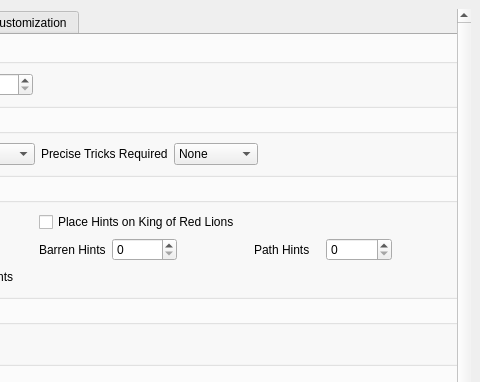
Above: wwr_ui/randomizer_window.ui from Aelire/wwrando before the change; both pictures show x 425 to 905 and y 0 to 382 of the 905 by 744 pixel window. Below: the same form after it.
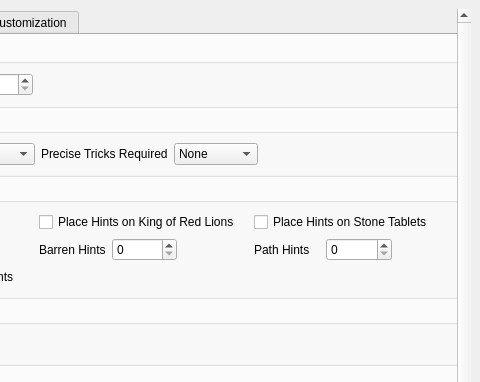
That is the form after the change. The open tabs and pages were chosen to show the change. Custom widgets are drawn as their Qt base class.

Commit message: Add stone tablet hints

The edit to the form file:
```diff
--- a/wwr_ui/randomizer_window.ui
+++ b/wwr_ui/randomizer_window.ui
@@ -1158,6 +1158,16 @@
                  </item>
                 </layout>
                </item>
+               <item row="4" column="3">
+                <widget class="QCheckBox" name="stone_tablet_hints">
+                 <property name="text">
+                  <string>Place Hints on Stone Tablets</string>
+                 </property>
+                 <property name="checked">
+                  <bool>false</bool>
+                 </property>
+                </widget>
+               </item>
               </layout>
              </widget>
             </item>
```
The commit also changes 6 other files.
